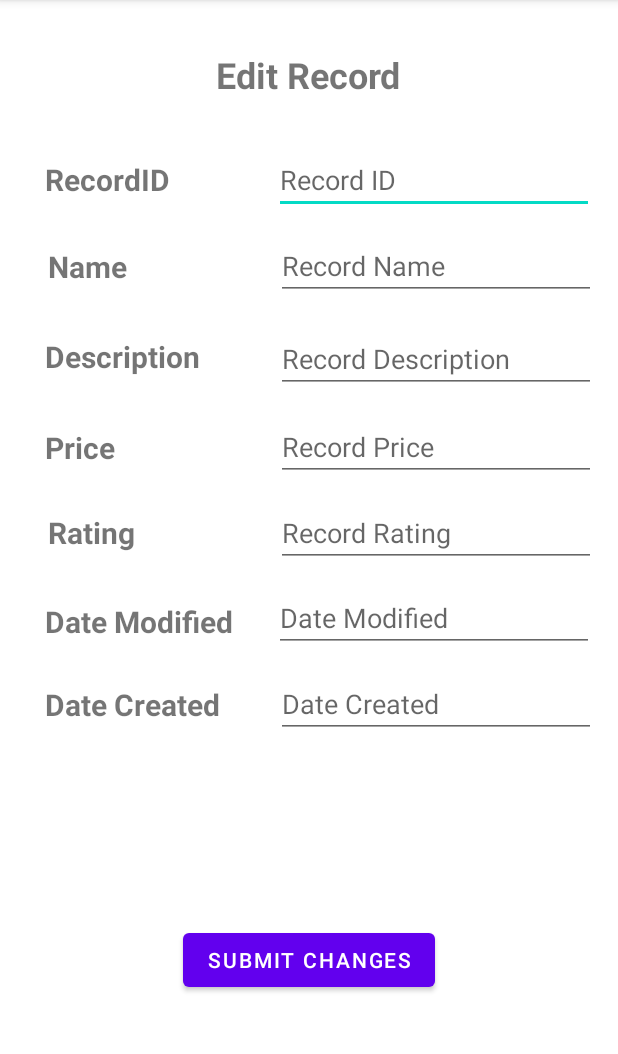
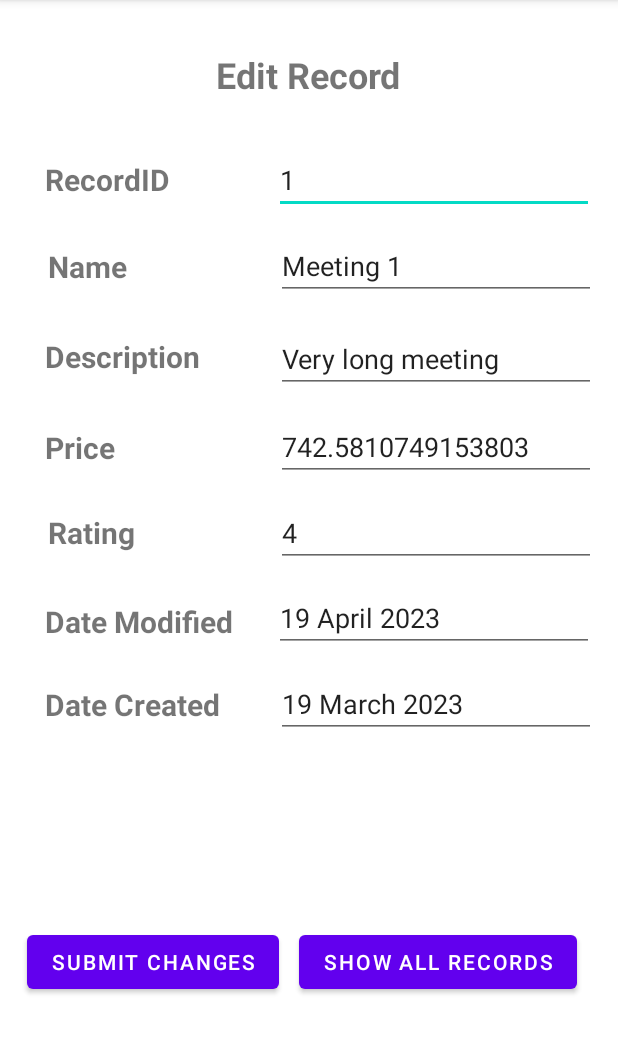
Before and after one commit to LA-McAlister/CIS218-MobilDev-II-RECORDS-CRUD-APP, an Android app: the EditRecord screen opened directly, with no data from a screen before it, on a phone screen of 412 x 824 dp, the part 84-1138 px from its top. Run offline under Robolectric (Android 15) with nearby library versions, the phone set to English and light mode, and no system bars.

Commit message:
added Edit and Add

```diff
--- a/app/src/main/java/com/msla_mac/lamrecordscrud/BaseActivity.kt
+++ b/app/src/main/java/com/msla_mac/lamrecordscrud/BaseActivity.kt
@@ -30,7 +30,7 @@ open class BaseActivity() : AppCompatActivity() {
         val file = File(filesDir, RECORDS_FILE)
         if(file.exists()) {
             //Read each line
-            File(filesDir, RECORDS_FILE). forEachLine{
+            File(filesDir, RECORDS_FILE).forEachLine {
                 val parts = it.split(",")
                 //convert to an RecordsItem
                 val record = RecordsItem(parts[0].toInt(), parts[1], parts[2], parts[3].toDouble(), parts[4].toInt(), parts[5], parts[6] )
@@ -48,8 +48,10 @@ open class BaseActivity() : AppCompatActivity() {
     }
 
     fun appendRecordToFile(record: RecordsItem) {
-        val fileOutputStream: FileOutputStream = openFileOutput(RECORDS_FILE, MODE_APPEND)
+        val fileOutputStream : FileOutputStream = openFileOutput(RECORDS_FILE, MODE_APPEND)
         val recordFile = OutputStreamWriter(fileOutputStream)
+
+        //appending to file
         recordFile.write( "${record.toCSV()}\n")
         recordFile.close()
     }
--- a/app/src/main/java/com/msla_mac/lamrecordscrud/EditRecord.kt
+++ b/app/src/main/java/com/msla_mac/lamrecordscrud/EditRecord.kt
@@ -1,11 +1,70 @@
 package com.msla_mac.lamrecordscrud
 
+import android.content.Intent
 import androidx.appcompat.app.AppCompatActivity
 import android.os.Bundle
+import android.view.View
+import android.widget.EditText
 
-class EditRecord : AppCompatActivity() {
+class EditRecord : BaseActivity() {
+
+    lateinit var edtEditRecordID: EditText
+    lateinit var edtEditName: EditText
+    lateinit var edtEditDescription: EditText
+    lateinit var edtEditPrice: EditText
+    lateinit var edtEditRating: EditText
+    lateinit var edtEditDateModified: EditText
+    lateinit var edtEditDateCreated: EditText
+
     override fun onCreate(savedInstanceState: Bundle?) {
         super.onCreate(savedInstanceState)
         setContentView(R.layout.activity_edit_record)
+        val record = recordsList[currentRecord]
+
+        edtEditRecordID = findViewById(R.id.edtEditRecordID)
+        edtEditName = findViewById(R.id.edtEditName)
+        edtEditDescription = findViewById(R.id.edtEditDescription)
+        edtEditPrice = findViewById(R.id.edtEditPrice)
+        edtEditRating = findViewById(R.id.edtEditRating)
+        edtEditDateModified = findViewById(R.id.edtEditDateModified)
+        edtEditDateCreated = findViewById(R.id.edtEditDateCreated)
+
+        //setting textEdit to defualt values
+        edtEditRecordID.setText(record.recordID.toString())
+        edtEditName.setText(record.name)
+        edtEditDescription.setText(record.description)
+        edtEditPrice.setText(record.price.toString())
+        edtEditRating.setText(record.rating.toString())
+        edtEditDateModified.setText(record.dateModified)
+        edtEditDateCreated.setText(record.dateCreated)
+    }
+
+    fun editRecordsOnClick(v : View) {
+        val record = recordsList[currentRecord]
+
+        if (edtEditName.text == null || edtEditDescription.text == null || edtEditPrice.text == null || edtEditRating.text == null || (edtEditRating.text.toString().toInt() <= 0 || edtEditRating.text.toString().toInt() > 5)) {
+            edtEditName.error = "Valid Name Not Entered"
+            edtEditDescription.error = "Valid Description Not Entered"
+            edtEditPrice.error = "Valid Price Not Entered"
+            edtEditRating.error = "Please Rate Between 1 & 5"
+        }
+        else {
+            record.name = edtEditName.text.toString()
+            record.description = edtEditDescription.text.toString()
+            record.price = edtEditPrice.text.toString().toDouble()
+            record.rating = edtEditRating.text.toString().toInt()
+            recordsList[currentRecord] = record
+
+            //writing back to file
+            writeRecordsToFile()
+            toastIt("Item Updated")
+            val intent = Intent(this, ShowRecord::class.java)
+            startActivity(intent)
+        }
+    }
+
+    fun showAllRecordsOnClick(v : View) {
+        val intent = Intent(this, MainActivity::class.java)
+        startActivity(intent)
     }
 }
--- a/app/src/main/java/com/msla_mac/lamrecordscrud/MainActivity.kt
+++ b/app/src/main/java/com/msla_mac/lamrecordscrud/MainActivity.kt
@@ -7,6 +7,7 @@ import android.view.View
 import androidx.recyclerview.widget.DefaultItemAnimator
 import androidx.recyclerview.widget.LinearLayoutManager
 import androidx.recyclerview.widget.RecyclerView
+import kotlin.random.Random
 
 class MainActivity : BaseActivity() {
     lateinit var recyclerView : RecyclerView
@@ -44,10 +45,13 @@ class MainActivity : BaseActivity() {
 
     fun addMockDataOnClick( v : View) {
         for (i in 1..41) {
-            val recordsItem = RecordsItem(i,"Meeting $i", "Very long meeting", 13.99, 1, "4/19/2023", "3/22/2023")
+            val rating = (1..5).random()
+            val price = Random.nextDouble(999.99)
+            val recordsItem = RecordsItem(i,"Meeting $i", "Very long meeting", price, rating, "19 April 2023", "19 March 2023")
             recordsList.add(recordsItem)
         }
         writeRecordsToFile()
         recordsListAdapter.notifyDataSetChanged()
     }
+
 }
--- a/app/src/main/res/layout/activity_add_record.xml
+++ b/app/src/main/res/layout/activity_add_record.xml
@@ -219,7 +219,7 @@
         android:id="@+id/btnSubmitAdd"
         android:layout_width="wrap_content"
         android:layout_height="wrap_content"
-        android:onClick="addNewEventOnClick"
+        android:onClick="addNewRecordOnClick"
         android:text="Add Record"
         app:layout_constraintBottom_toBottomOf="parent"
         app:layout_constraintEnd_toEndOf="parent"
--- a/app/src/main/res/layout/activity_edit_record.xml
+++ b/app/src/main/res/layout/activity_edit_record.xml
@@ -219,12 +219,27 @@
         android:id="@+id/btnSubmit"
         android:layout_width="wrap_content"
         android:layout_height="wrap_content"
+        android:onClick="editRecordsOnClick"
         android:text="Submit Changes"
         app:layout_constraintBottom_toBottomOf="parent"
         app:layout_constraintEnd_toEndOf="parent"
+        app:layout_constraintHorizontal_bias="0.074"
         app:layout_constraintStart_toStartOf="parent"
         app:layout_constraintTop_toTopOf="parent"
-        app:layout_constraintVertical_bias="0.856" />
+        app:layout_constraintVertical_bias="0.857" />
+
+    <Button
+        android:id="@+id/button2"
+        android:layout_width="wrap_content"
+        android:layout_height="wrap_content"
+        android:onClick="showAllRecordsOnClick"
+        android:text="Show All Records"
+        app:layout_constraintBottom_toBottomOf="parent"
+        app:layout_constraintEnd_toEndOf="parent"
+        app:layout_constraintHorizontal_bias="0.88"
+        app:layout_constraintStart_toStartOf="parent"
+        app:layout_constraintTop_toTopOf="parent"
+        app:layout_constraintVertical_bias="0.857" />
 
 
 </androidx.constraintlayout.widget.ConstraintLayout>
```
Also changed, not shown: app/src/main/java/com/msla_mac/lamrecordscrud/AddRecord.kt (+26 -8 lines), app/src/main/java/com/msla_mac/lamrecordscrud/ShowRecord.kt (+51 -2 lines), app/src/main/res/layout/activity_show_record.xml (+19 -4 lines).
